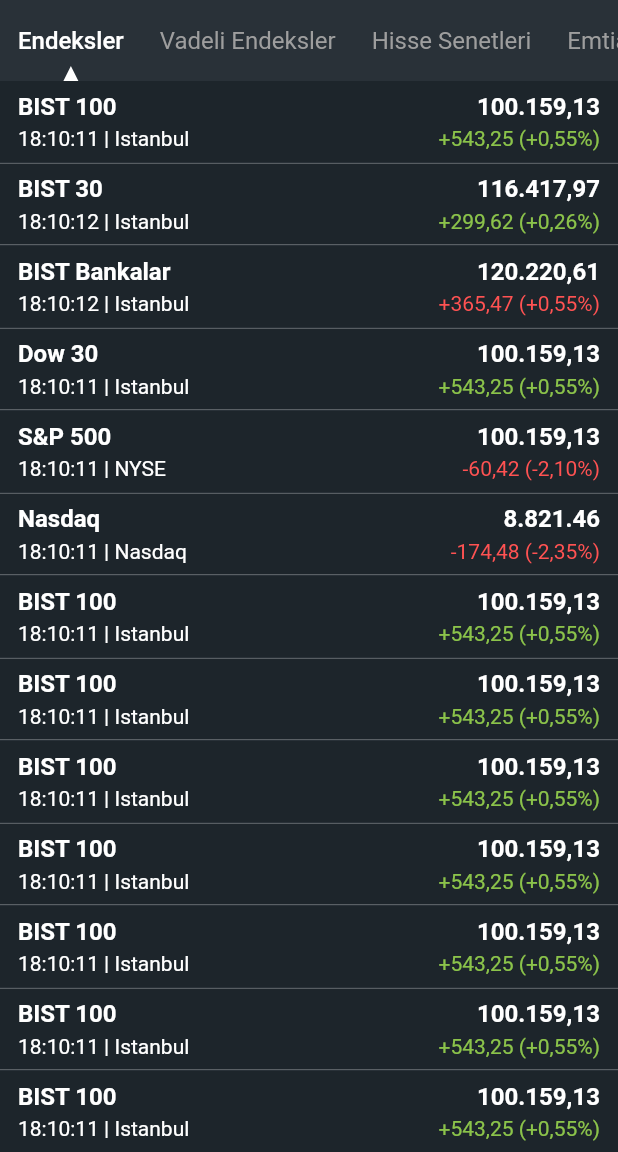
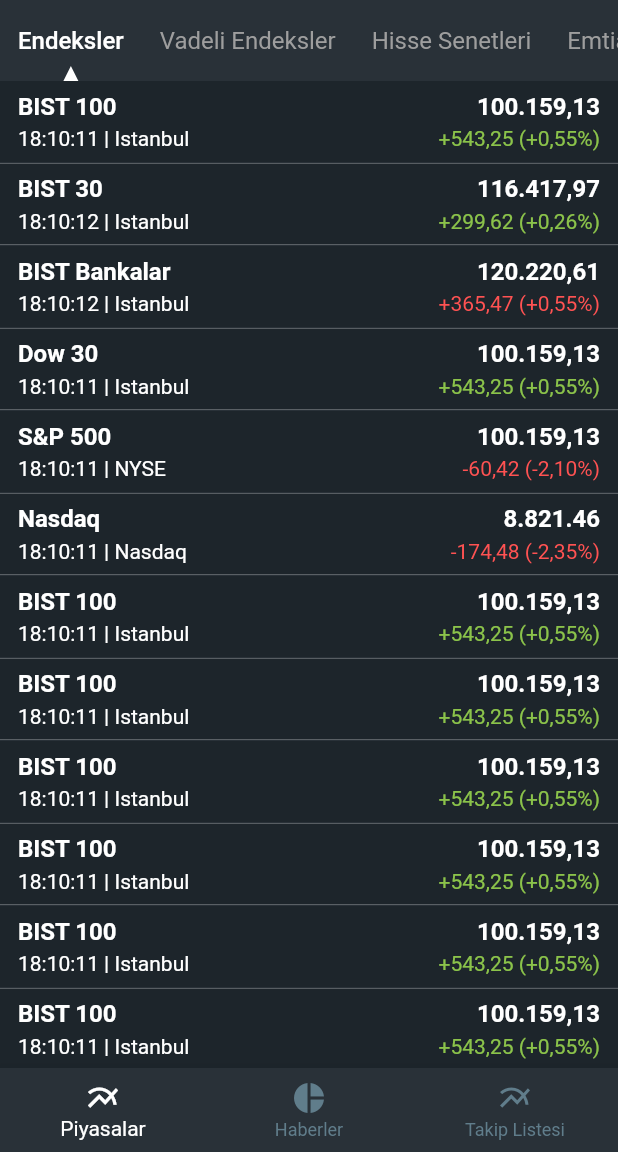
Before and after one commit to right7ctrl/flutter_investing_app, a Flutter app: the screen it shows after launch, on a phone screen of 412 x 824 dp, the part 84-1236 px from its top. Run offline on Flutter 3.47's test engine with Material 2 defaults, Android fonts, the light colour scheme and no system bars.

Commit message:
bottom bar

```diff
--- a/lib/pages/home_page.dart
+++ b/lib/pages/home_page.dart
@@ -1,6 +1,5 @@
 import 'package:flutter/material.dart';
 import 'package:investing_app/utils/constants.dart';
-import 'package:investing_app/utils/draw_triangle.dart';
 import 'package:investing_app/utils/widget_utils.dart';
 import 'package:investing_app/widgets/custom_topbar.dart';
 import 'package:investing_app/widgets/list_item_card.dart';
@@ -16,6 +15,17 @@
   @override
   Widget build(BuildContext context) {
     return Scaffold(
+      bottomNavigationBar: BottomNavigationBar(
+        currentIndex: 0,
+        backgroundColor: SECONDARY_DARK,
+        selectedItemColor: Colors.white,
+        unselectedItemColor: Colors.blueGrey,
+        items: [
+          BottomNavigationBarItem(icon: Icon(Icons.multiline_chart), title: Text('Piyasalar')),
+          BottomNavigationBarItem(icon: Icon(Icons.pie_chart), title: Text('Haberler')),
+          BottomNavigationBarItem(icon: Icon(Icons.multiline_chart), title: Text('Takip Listesi')),
+        ],
+      ),
       appBar: AppBar(
         elevation: 0,
         centerTitle: false,
```
